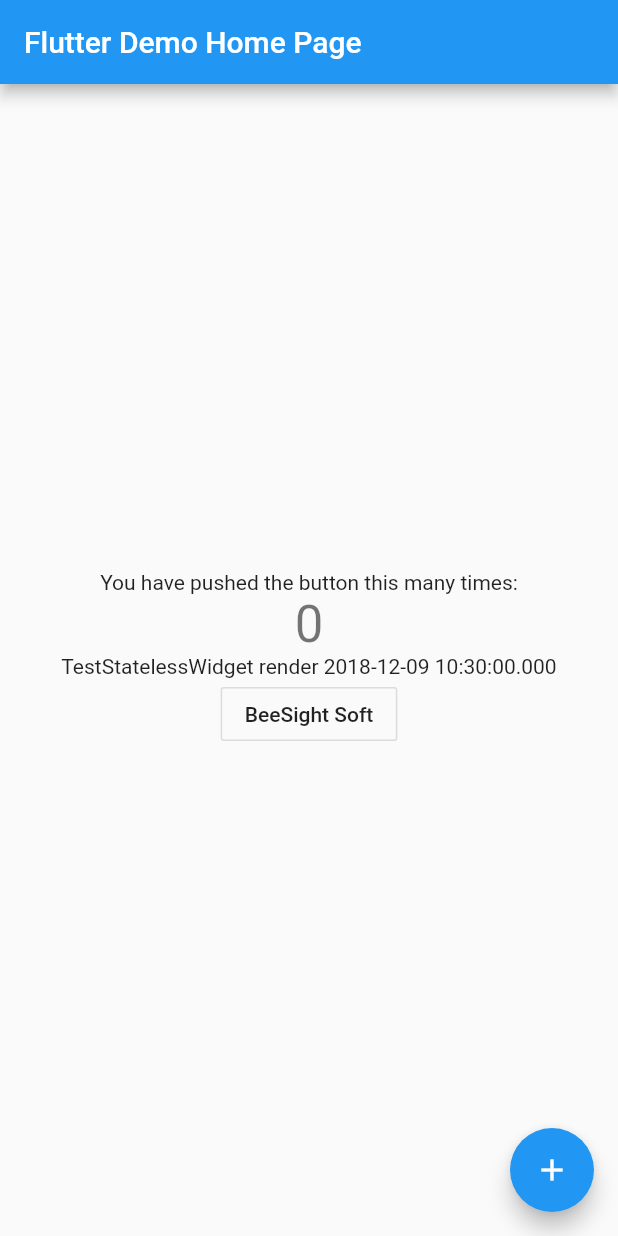
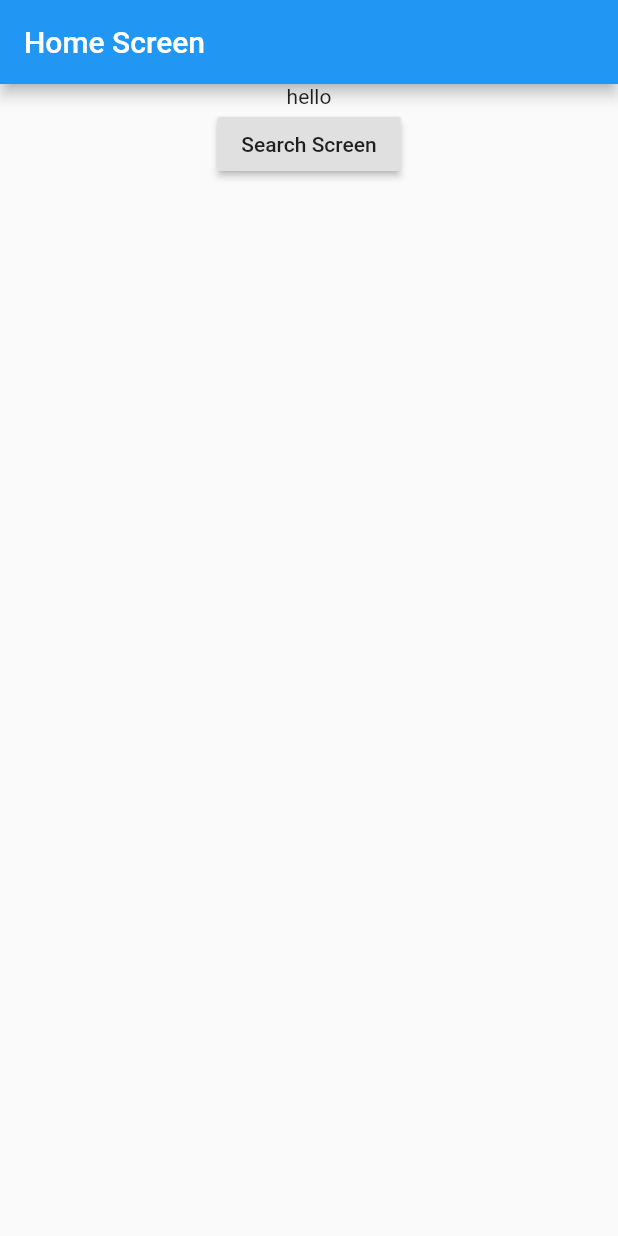
Before and after one commit to beesightsoft/bflutter_poc, a Flutter app: the screen it shows after launch, on a phone screen of 412 x 824 dp. Run offline on Flutter 3.47's test engine with Material 2 defaults, Android fonts, the phone set to English and light mode, and no system bars; missing offline and left inert: bflutter.

Commit message:
add screen

```diff
--- /dev/null
+++ b/lib/home/home_screen.dart
@@ -0,0 +1,37 @@
+import 'package:bflutter_poc/search/search_screen.dart';
+import 'package:flutter/material.dart';
+
+class HomeScreen extends StatelessWidget {
+  @override
+  Widget build(BuildContext context) {
+    return Scaffold(
+      appBar: AppBar(title: Text('Home Screen')),
+      body: _HomeInfo(),
+    );
+  }
+}
+
+class _HomeInfo extends StatefulWidget {
+  @override
+  __HomeInfoState createState() => __HomeInfoState();
+}
+
+class __HomeInfoState extends State<_HomeInfo> {
+  @override
+  Widget build(BuildContext context) {
+    return Center(
+      child: Column(
+        children: <Widget>[
+          Text('hello'),
+          RaisedButton(
+            child: Text('Search Screen'),
+            onPressed: () {
+              Navigator.push(context,
+                  MaterialPageRoute(builder: (context) => SearchScreen()));
+            },
+          ),
+        ],
+      ),
+    );
+  }
+}
--- a/lib/main.dart
+++ b/lib/main.dart
@@ -1,3 +1,4 @@
+import 'package:bflutter_poc/home/home_screen.dart';
 import 'package:flutter/material.dart';
 import 'package:bflutter/bflutter.dart';
 
@@ -11,7 +12,8 @@ class MyApp extends StatelessWidget {
       theme: ThemeData(
         primarySwatch: Colors.blue,
       ),
-      home: MyHomePage(title: 'Flutter Demo Home Page'),
+      debugShowCheckedModeBanner: true,
+      home: HomeScreen(),
     );
   }
 }
--- a/pubspec.yaml
+++ b/pubspec.yaml
@@ -11,6 +11,8 @@ dependencies:
   cupertino_icons: ^0.1.2
   bflutter:
     path: ../bflutter
+  http: ^0.12.0
+  rxdart: ^0.19.0
 
 dev_dependencies:
   flutter_test:
```
Also changed, not shown: lib/detail/detail_screen.dart (added, +13 -0 lines), lib/search/search_screen.dart (added, +41 -0 lines), 1 other file.
